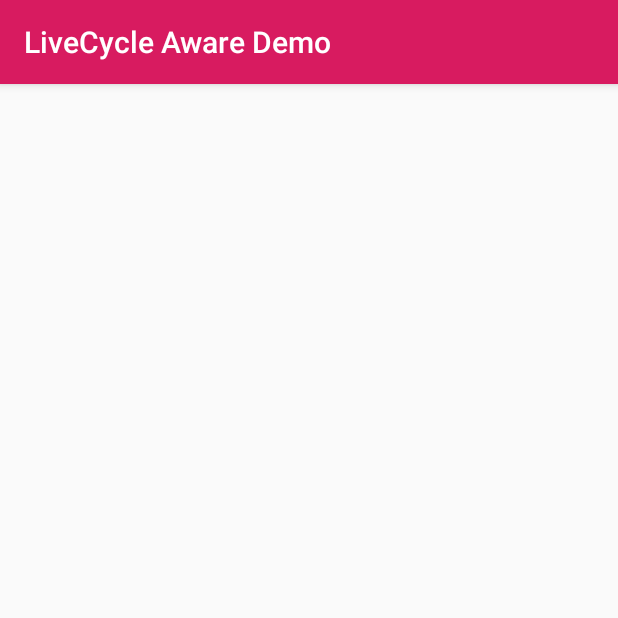
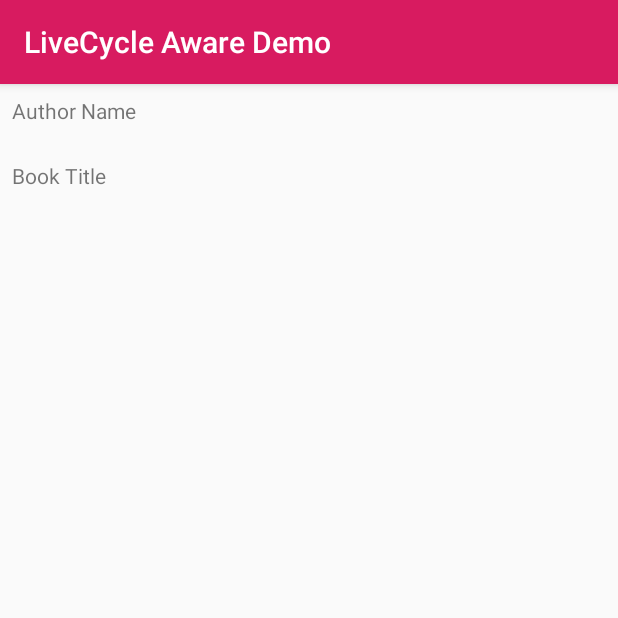
Before and after one commit to teopinillo/Android-Room-Fundamentals, an Android app: the NewBookActivity screen opened directly, with no data from a screen before it, on a phone screen of 412 x 824 dp, the top half of it. Run offline under Robolectric (Android 15) with nearby library versions, the phone set to English and light mode, and no system bars.

Commit message:
NewBookActivity  Set the TextView for Author and Book Title.

```diff
--- a/app/src/main/res/layout/activity_new_book.xml
+++ b/app/src/main/res/layout/activity_new_book.xml
@@ -1,8 +1,33 @@
 <?xml version="1.0" encoding="utf-8"?>
 <androidx.constraintlayout.widget.ConstraintLayout xmlns:android="http://schemas.android.com/apk/res/android"
+    xmlns:app="http://schemas.android.com/apk/res-auto"
     xmlns:tools="http://schemas.android.com/tools"
     android:layout_width="match_parent"
     android:layout_height="match_parent"
     tools:context=".NewBookActivity">
 
+    <TextView
+        android:id="@+id/tvAuthorName"
+        android:layout_width="0dp"
+        android:layout_height="wrap_content"
+        android:layout_marginStart="8dp"
+        android:layout_marginTop="8dp"
+        android:layout_marginEnd="8dp"
+        android:ems="15"
+        android:hint="Author Name"
+        android:text="Author Name"
+        app:layout_constraintEnd_toEndOf="parent"
+        app:layout_constraintStart_toStartOf="parent"
+        app:layout_constraintTop_toTopOf="parent" />
+
+    <TextView
+        android:id="@+id/tvBookTitle"
+        android:layout_width="0dp"
+        android:layout_height="wrap_content"
+        android:layout_marginTop="24dp"
+        android:hint="Book Title"
+        android:text="Book Title"
+        app:layout_constraintEnd_toEndOf="@+id/tvAuthorName"
+        app:layout_constraintStart_toStartOf="@+id/tvAuthorName"
+        app:layout_constraintTop_toBottomOf="@+id/tvAuthorName" />
 </androidx.constraintlayout.widget.ConstraintLayout>
```
